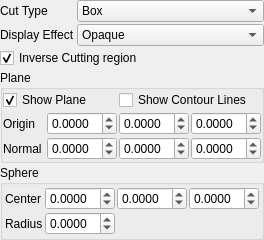
Old version of the form libs/PCLEngine/Tools/FilterTools/cvCutFilterDlg.ui in the repository Asher-1/ACloudViewer.
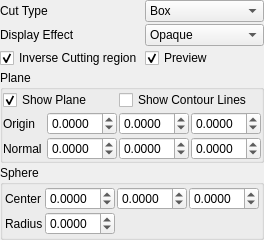
New version of the form.

Diff of the .ui file:
```diff
--- a/libs/PCLEngine/Tools/FilterTools/cvCutFilterDlg.ui
+++ b/libs/PCLEngine/Tools/FilterTools/cvCutFilterDlg.ui
@@ -7,7 +7,7 @@
     <x>0</x>
     <y>0</y>
     <width>258</width>
-    <height>202</height>
+    <height>220</height>
    </rect>
   </property>
   <property name="maximumSize">
@@ -100,7 +100,7 @@
        </item>
       </widget>
      </item>
-     <item row="2" column="0" colspan="2">
+     <item row="2" column="0">
       <widget class="QCheckBox" name="negativeCheckBox">
        <property name="text">
         <string>Inverse Cutting region</string>
@@ -110,6 +110,16 @@
        </property>
       </widget>
      </item>
+     <item row="2" column="1">
+      <widget class="QCheckBox" name="previewCheckBox">
+       <property name="text">
+        <string>Preview</string>
+       </property>
+       <property name="checked">
+        <bool>true</bool>
+       </property>
+      </widget>
+     </item>
     </layout>
    </item>
    <item>
```
